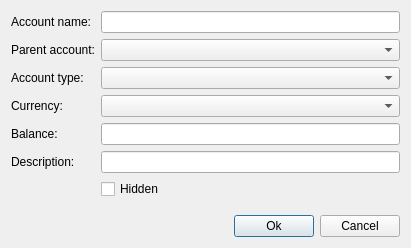
Qt form editaccount.ui (sergey196510/mycash) before a commit.
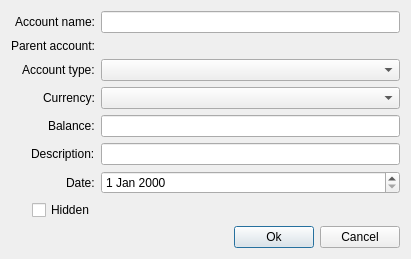
The same form after that commit. Custom widgets are drawn as their Qt base class.

Diff of the .ui file:
```diff
--- a/editaccount.ui
+++ b/editaccount.ui
@@ -7,7 +7,7 @@
     <x>0</x>
     <y>0</y>
     <width>411</width>
-    <height>248</height>
+    <height>257</height>
    </rect>
   </property>
   <property name="windowTitle">
@@ -16,72 +16,82 @@
   <layout class="QVBoxLayout" name="verticalLayout">
    <item>
     <layout class="QGridLayout" name="gridLayout">
-     <item row="2" column="1">
-      <widget class="AccountTypeComboBox" name="typeBox"/>
-     </item>
-     <item row="2" column="0">
-      <widget class="QLabel" name="label_2">
-       <property name="text">
-        <string>Account type:</string>
-       </property>
-      </widget>
-     </item>
-     <item row="5" column="0">
-      <widget class="QLabel" name="label_4">
-       <property name="text">
-        <string>Description:</string>
-       </property>
-      </widget>
-     </item>
-     <item row="0" column="0">
-      <widget class="QLabel" name="label">
-       <property name="text">
-        <string>Account name:</string>
-       </property>
-      </widget>
-     </item>
-     <item row="4" column="1">
-      <widget class="currencyEdit" name="balanceSpinBox"/>
-     </item>
-     <item row="4" column="0">
-      <widget class="QLabel" name="label_3">
-       <property name="text">
-        <string>Balance:</string>
-       </property>
-      </widget>
-     </item>
      <item row="0" column="1">
       <widget class="QLineEdit" name="nameEdit"/>
      </item>
+     <item row="3" column="1">
+      <widget class="CurrencyComboBox" name="currencyBox"/>
+     </item>
+     <item row="6" column="1">
+      <widget class="MyDateEdit" name="dateEdit"/>
+     </item>
      <item row="5" column="1">
       <widget class="QLineEdit" name="descrEdit"/>
      </item>
-     <item row="3" column="0">
+     <item row="6" column="0" alignment="Qt::AlignRight">
+      <widget class="QLabel" name="label_7">
+       <property name="text">
+        <string>Date:</string>
+       </property>
+      </widget>
+     </item>
+     <item row="3" column="0" alignment="Qt::AlignRight">
       <widget class="QLabel" name="label_5">
        <property name="text">
         <string>Currency:</string>
        </property>
       </widget>
      </item>
-     <item row="3" column="1">
-      <widget class="CurrencyComboBox" name="currencyBox"/>
+     <item row="2" column="0" alignment="Qt::AlignRight">
+      <widget class="QLabel" name="label_2">
+       <property name="text">
+        <string>Account type:</string>
+       </property>
+      </widget>
      </item>
-     <item row="6" column="1">
+     <item row="7" column="0" alignment="Qt::AlignRight">
       <widget class="QCheckBox" name="hiddenBox">
        <property name="text">
         <string>Hidden</string>
        </property>
       </widget>
      </item>
-     <item row="1" column="0">
+     <item row="4" column="1">
+      <widget class="currencyEdit" name="balanceSpinBox"/>
+     </item>
+     <item row="4" column="0" alignment="Qt::AlignRight">
+      <widget class="QLabel" name="label_3">
+       <property name="text">
+        <string>Balance:</string>
+       </property>
+      </widget>
+     </item>
+     <item row="2" column="1">
+      <widget class="AccountTypeComboBox" name="typeBox"/>
+     </item>
+     <item row="1" column="0" alignment="Qt::AlignRight">
       <widget class="QLabel" name="label_6">
        <property name="text">
         <string>Parent account:</string>
        </property>
       </widget>
      </item>
+     <item row="0" column="0" alignment="Qt::AlignRight">
+      <widget class="QLabel" name="label">
+       <property name="text">
+        <string>Account name:</string>
+       </property>
+      </widget>
+     </item>
+     <item row="5" column="0" alignment="Qt::AlignRight">
+      <widget class="QLabel" name="label_4">
+       <property name="text">
+        <string>Description:</string>
+       </property>
+      </widget>
+     </item>
      <item row="1" column="1">
-      <widget class="AccountComboBox" name="parentBox"/>
+      <widget class="AccountOper" name="accountWidget" native="true"/>
      </item>
     </layout>
    </item>
@@ -137,16 +147,27 @@
    <extends>QPushButton</extends>
    <header location="global">widgets/okpushbutton.h</header>
   </customwidget>
-  <customwidget>
-   <class>AccountComboBox</class>
-   <extends>QComboBox</extends>
-   <header location="global">widgets/accountcombobox.h</header>
-  </customwidget>
   <customwidget>
    <class>currencyEdit</class>
    <extends>QLineEdit</extends>
    <header location="global">widgets/currencyedit.h</header>
   </customwidget>
+  <customwidget>
+   <class>CancelPushButton</class>
+   <extends>QPushButton</extends>
+   <header location="global">widgets/cancelpushbutton.h</header>
+  </customwidget>
+  <customwidget>
+   <class>MyDateEdit</class>
+   <extends>QDateEdit</extends>
+   <header location="global">widgets/mydateedit.h</header>
+  </customwidget>
+  <customwidget>
+   <class>AccountOper</class>
+   <extends>QWidget</extends>
+   <header location="global">accountoper.h</header>
+   <container>1</container>
+  </customwidget>
   <customwidget>
    <class>CurrencyComboBox</class>
    <extends>QComboBox</extends>
@@ -157,11 +178,6 @@
    <extends>QComboBox</extends>
    <header location="global">widgets/accounttypecombobox.h</header>
   </customwidget>
-  <customwidget>
-   <class>CancelPushButton</class>
-   <extends>QPushButton</extends>
-   <header location="global">widgets/cancelpushbutton.h</header>
-  </customwidget>
  </customwidgets>
  <tabstops>
   <tabstop>nameEdit</tabstop>
```
Left out of the diff: 1 changed line with no effect on the pictures.
